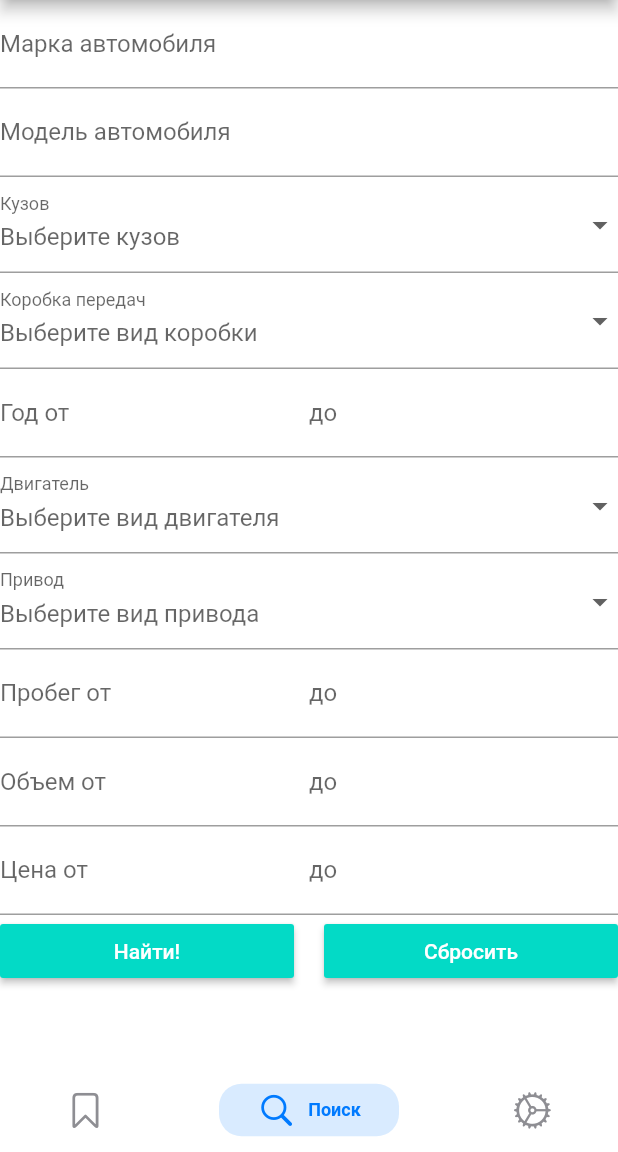
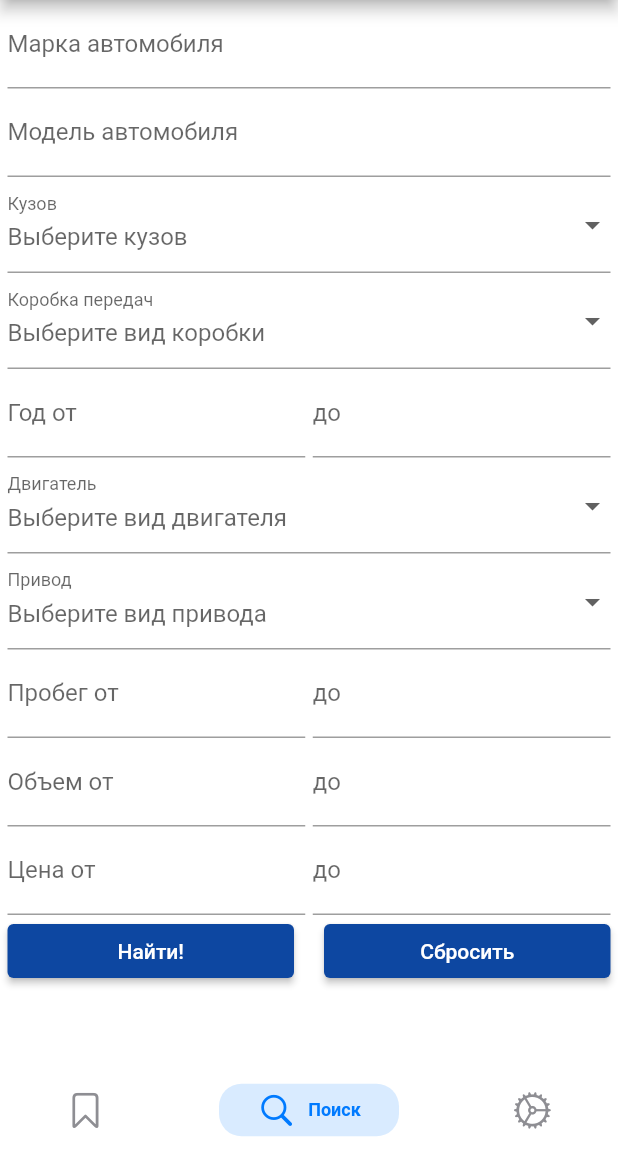
Before and after one commit to 50ShadesOfCode/autoapp_reworked, a Flutter app: the screen it shows after launch, item 2 of the bottom bar chosen, on a phone screen of 412 x 824 dp, the part 84-1236 px from its top. Run offline on Flutter 3.47's test engine with Material 2 defaults, Android fonts, the phone set to English and light mode, and no system bars; drawn by our look-alikes of flutter_form_builder, persistent_bottom_nav_bar; our stand-ins replace carousel_slider, flutter_local_notifications, flutter_native_timezone, photo_view, shared_preferences, sqflite and 1 more; missing offline and left inert: favorite_button, flutter_email_sender; accounts and stored records are empty.

Commit message:
Change design.

```diff
--- a/lib/components/search.dart
+++ b/lib/components/search.dart
@@ -18,7 +18,9 @@ class _SearchState extends State<Search> {
       appBar: AppBar(
         title: const Text('Поиск'),
       ),
-      body: SingleChildScrollView(
+      body: Container(
+        margin: const EdgeInsets.symmetric(horizontal: 5),
+        child: SingleChildScrollView(
           child: Column(
             children: <Widget>[
               FormBuilder(
@@ -161,6 +163,9 @@ class _SearchState extends State<Search> {
                               ),
                             ),
                           ),
+                          const SizedBox(
+                            width: 5,
+                          ),
                           Expanded(
                             flex: 50,
                             child: FormBuilderTextField(
@@ -250,6 +255,9 @@ class _SearchState extends State<Search> {
                               ),
                             ),
                           ),
+                          const SizedBox(
+                            width: 5,
+                          ),
                           Expanded(
                             flex: 50,
                             child: FormBuilderTextField(
@@ -273,6 +281,9 @@ class _SearchState extends State<Search> {
                                 labelText: 'Объем от',
                               ),
                             ),
+                          ),
+                          const SizedBox(
+                            width: 5,
                           ),
                           Expanded(
                             flex: 50,
@@ -298,6 +309,9 @@ class _SearchState extends State<Search> {
                               ),
                             ),
                           ),
+                          const SizedBox(
+                            width: 5,
+                          ),
                           Expanded(
                             flex: 50,
                             child: FormBuilderTextField(
@@ -316,8 +330,7 @@ class _SearchState extends State<Search> {
               Row(
                 children: <Widget>[
                   Expanded(
-                  child: MaterialButton(
-                    color: Theme.of(context).colorScheme.secondary,
+                    child: ElevatedButton(
                       child: const Text(
                         'Найти!',
                         style: TextStyle(color: Colors.white),
@@ -328,8 +341,8 @@ class _SearchState extends State<Search> {
                         if (_formKey.currentState?.validate() == true) {
                           print(_formKey.currentState?.value);
                           //создаем ссылку на автомобили
-                        final String url = makeUrl(_formKey.currentState?.value
-                            as Map<String, dynamic>);
+                          final String url = makeUrl(_formKey
+                              .currentState?.value as Map<String, dynamic>);
                           print(url);
                           //переходим на страницу со списком автомобилей
                           Navigator.push(
@@ -347,8 +360,7 @@ class _SearchState extends State<Search> {
                   const SizedBox(width: 20),
                   //кнопка сбросить сбрасывает данные формы
                   Expanded(
-                  child: MaterialButton(
-                    color: Theme.of(context).colorScheme.secondary,
+                    child: ElevatedButton(
                       child: const Text(
                         'Сбросить',
                         style: TextStyle(color: Colors.white),
@@ -363,6 +375,7 @@ class _SearchState extends State<Search> {
             ],
           ),
         ),
+      ),
     );
   }
 }
```
Also changed, not shown: lib/components/settings.dart (+17 -13 lines). Lines whose indentation alone changed are shown as unchanged.
